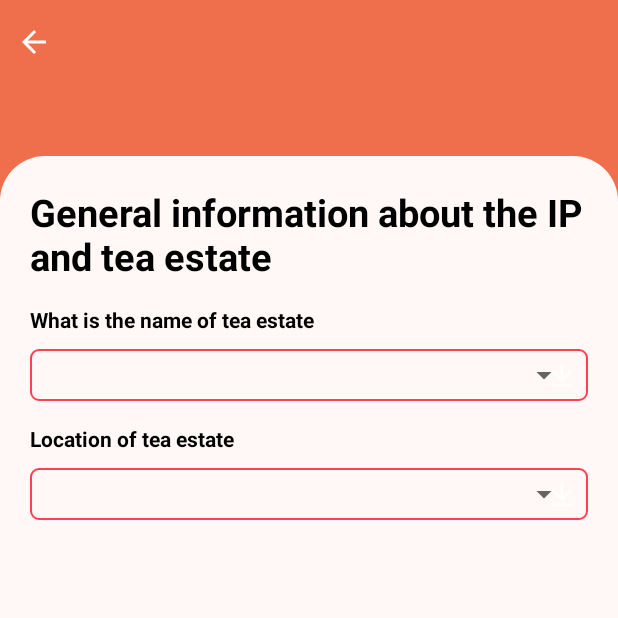
After one commit to ablyParasBhasin/MLDemoCode, an Android app: the SpinnerActivity screen opened directly, with no data from a screen before it, on a phone screen of 412 x 824 dp, the top half of it. The commit adds this screen. Run offline under Robolectric (Android 15) with nearby library versions, the phone set to English and light mode, and no system bars; our stand-ins replace data binding; network calls fail.

Commit message:
Local commit

```diff
--- a/app/src/main/java/com/app/recycler/ui/FormListingActivity.kt
+++ b/app/src/main/java/com/app/recycler/ui/FormListingActivity.kt
@@ -1,5 +1,6 @@
 package com.app.recycler.ui
 
+import android.content.Intent
 import android.os.Bundle
 import androidx.recyclerview.widget.LinearLayoutManager
 import com.app.recycler.R
@@ -81,7 +82,8 @@ class FormListingActivity : BaseActivity(), ResponseHandler, ListingItemClick {
     }
 
     override fun clickIten(pos: Int) {
-       showToast("Coming soon.... ")
+        startActivity(Intent(this@FormListingActivity, SpinnerActivity::class.java))
+       //showToast("Coming soon.... ")
     }
 
 }
--- /dev/null
+++ b/app/src/main/java/com/app/recycler/ui/SpinnerActivity.kt
@@ -0,0 +1,17 @@
+package com.app.recycler.ui
+
+import androidx.appcompat.app.AppCompatActivity
+import android.os.Bundle
+import com.app.recycler.R
+import kotlinx.android.synthetic.main.fragment_reporting_form2.*
+
+class SpinnerActivity : AppCompatActivity() {
+    override fun onCreate(savedInstanceState: Bundle?) {
+        super.onCreate(savedInstanceState)
+        setContentView(R.layout.activity_spinner)
+
+        ivBack.setOnClickListener {
+            onBackPressed()
+        }
+    }
+}
--- a/app/src/main/java/com/app/recycler/ui/signing/SigningActivity.kt
+++ b/app/src/main/java/com/app/recycler/ui/signing/SigningActivity.kt
@@ -29,8 +29,8 @@ class SigningActivity : BaseActivity(), ResponseHandler {
     override fun onCreate(savedInstanceState: Bundle?) {
         super.onCreate(savedInstanceState)
         setContentView(R.layout.activity_signing)
-    /*   edt_username.setText("digantgupta@nirwana.in")
-       edt_password.setText("12345678")*/
+       edt_username.setText("digantgupta@nirwana.in")
+       edt_password.setText("12345678")
        edt_username.addTextChangedListener(mWatcher);
        edt_password.addTextChangedListener(mWatcher);
 
--- /dev/null
+++ b/app/src/main/res/drawable/spinner_bg.xml
@@ -0,0 +1,7 @@
+<shape xmlns:android="http://schemas.android.com/apk/res/android">
+    <solid android:color="@android:color/transparent" />
+    <corners android:radius="5dp" />
+    <stroke
+        android:width="1dp"
+        android:color="@color/red" />
+</shape>
--- /dev/null
+++ b/app/src/main/res/layout/activity_spinner.xml
@@ -0,0 +1,234 @@
+<?xml version="1.0" encoding="utf-8"?>
+<layout xmlns:android="http://schemas.android.com/apk/res/android"
+    xmlns:app="http://schemas.android.com/apk/res-auto"
+    xmlns:tools="http://schemas.android.com/tools">
+
+    <androidx.constraintlayout.widget.ConstraintLayout
+        android:layout_width="match_parent"
+        android:layout_height="match_parent"
+        android:background="@color/colorAccent">
+
+        <androidx.constraintlayout.widget.ConstraintLayout
+            android:id="@+id/include"
+            android:layout_width="match_parent"
+            android:layout_height="?android:attr/actionBarSize"
+            android:background="@android:color/transparent"
+            android:padding="@dimen/margin_5dp"
+            app:layout_constraintEnd_toEndOf="parent"
+            app:layout_constraintHorizontal_bias="0.0"
+            app:layout_constraintStart_toStartOf="parent"
+            app:layout_constraintTop_toTopOf="parent">
+
+            <androidx.appcompat.widget.AppCompatImageView
+                android:id="@+id/ivBack"
+                android:layout_width="wrap_content"
+                android:layout_height="wrap_content"
+                android:layout_marginStart="@dimen/margin_5dp"
+                android:src="@drawable/ic_arrow_back_black_24dp"
+                android:tint="@color/white"
+                app:layout_constraintBottom_toBottomOf="parent"
+                app:layout_constraintStart_toStartOf="parent"
+                app:layout_constraintTop_toTopOf="parent" />
+
+
+        </androidx.constraintlayout.widget.ConstraintLayout>
+
+        <androidx.appcompat.widget.AppCompatTextView
+            android:id="@+id/walletBalance"
+            android:layout_width="0dp"
+            android:layout_height="wrap_content"
+            android:gravity="center"
+            android:text="@string/app_wallet_balance"
+            android:textColor="@color/white"
+            android:textSize="@dimen/margin_14dp"
+            android:visibility="gone"
+            app:layout_constraintEnd_toEndOf="parent"
+            app:layout_constraintStart_toStartOf="parent"
+            app:layout_constraintTop_toBottomOf="@+id/include" />
+
+
+        <androidx.appcompat.widget.AppCompatTextView
+            android:id="@+id/tvWtran_amount"
+            android:layout_width="0dp"
+            android:layout_height="wrap_content"
+            android:gravity="center"
+            android:text=""
+            android:textColor="@color/white"
+            android:textSize="@dimen/margin_22dp"
+            app:layout_constraintEnd_toEndOf="parent"
+            app:layout_constraintStart_toStartOf="parent"
+            app:layout_constraintTop_toBottomOf="@+id/walletBalance" />
+
+
+        <LinearLayout
+            android:id="@+id/llRoot"
+            android:layout_width="match_parent"
+            android:layout_height="0dp"
+            android:layout_marginTop="@dimen/margin_48dp"
+            android:background="@drawable/recycler_backgroundtopleft_round"
+            android:orientation="vertical"
+            app:layout_constraintBottom_toBottomOf="parent"
+            app:layout_constraintEnd_toEndOf="parent"
+            app:layout_constraintStart_toStartOf="parent"
+            app:layout_constraintTop_toBottomOf="@id/include">
+
+
+
+            <androidx.appcompat.widget.AppCompatTextView
+                android:layout_width="match_parent"
+                android:layout_height="wrap_content"
+                android:layout_marginStart="@dimen/margin_20dp"
+                android:layout_marginEnd="@dimen/margin_20dp"
+                android:text="General information about the IP and tea estate "
+                android:textColor="@android:color/black"
+                android:textSize="25sp"
+                android:layout_marginTop="@dimen/margin_20dp"
+                android:textStyle="bold" />
+
+
+            <androidx.appcompat.widget.AppCompatTextView
+                android:layout_width="match_parent"
+                android:layout_height="wrap_content"
+                android:layout_marginStart="@dimen/margin_20dp"
+                android:layout_marginEnd="@dimen/margin_20dp"
+                android:text="What is the name of tea estate"
+                android:textColor="@android:color/black"
+                android:textSize="@dimen/txt_14sp"
+                android:layout_marginTop="@dimen/margin_15dp"
+                android:textStyle="bold" />
+
+            <RelativeLayout
+                android:layout_width="match_parent"
+                android:layout_height="wrap_content"
+                android:layout_marginStart="@dimen/margin_20dp"
+                android:layout_marginEnd="@dimen/margin_20dp"
+               android:layout_marginTop="@dimen/margin_10dp"
+                android:padding="@dimen/margin_5dp"
+                android:background="@drawable/spinner_bg">
+
+                <Spinner
+                    android:id="@+id/spinner_name"
+                    android:layout_width="match_parent"
+                    android:layout_height="wrap_content"
+                    android:layout_centerVertical="true"
+                    android:layout_gravity="center"
+
+                    android:gravity="center"
+                    android:layout_marginLeft="5dp"
+                    android:spinnerMode="dropdown" />
+
+                <ImageView
+                    android:layout_width="wrap_content"
+                    android:layout_height="wrap_content"
+                    android:layout_alignParentRight="true"
+                    android:layout_centerVertical="true"
+                    android:layout_gravity="center"
+                    android:src="@drawable/ic_withdraw_down_arrow" />
+
+            </RelativeLayout>
+
+            <androidx.appcompat.widget.AppCompatTextView
+                android:layout_width="match_parent"
+                android:layout_height="wrap_content"
+                android:layout_marginStart="@dimen/margin_20dp"
+                android:layout_marginEnd="@dimen/margin_20dp"
+                android:text="Location of tea estate"
+                android:textColor="@android:color/black"
+                android:textSize="@dimen/txt_14sp"
+                android:layout_marginTop="@dimen/margin_15dp"
+                android:textStyle="bold" />
+
+            <RelativeLayout
+                android:layout_width="match_parent"
+                android:layout_height="wrap_content"
+                android:layout_marginStart="@dimen/margin_20dp"
+                android:layout_marginEnd="@dimen/margin_20dp"
+                android:layout_marginTop="@dimen/margin_10dp"
+                android:padding="@dimen/margin_5dp"
+                android:background="@drawable/spinner_bg">
+
+                <Spinner
+                    android:id="@+id/spinner_location"
+                    android:layout_width="match_parent"
+                    android:layout_height="wrap_content"
+                    android:layout_centerVertical="true"
+                    android:layout_gravity="center"
+
+                    android:gravity="center"
+                    android:layout_marginLeft="5dp"
+                    android:spinnerMode="dropdown" />
+
+                <ImageView
+                    android:layout_width="wrap_content"
+                    android:layout_height="wrap_content"
+                    android:layout_alignParentRight="true"
+                    android:layout_centerVertical="true"
+                    android:layout_gravity="center"
+                    android:src="@drawable/ic_withdraw_down_arrow" />
+
+            </RelativeLayout>
+
+           <!-- <RelativeLayout
+                android:id="@+id/llContent"
+                android:layout_width="match_parent"
+                android:layout_height="match_parent"
+android:layout_marginTop="@dimen/margin_50dp"
+                android:padding="@dimen/margin_10dp"
+                android:orientation="vertical">
+
+
+                <androidx.appcompat.widget.AppCompatSpinner
+                    android:id="@+id/spnr_name"
+                    android:layout_width="match_parent"
+                    android:layout_height="wrap_content"
+                    android:background="@drawable/spinner_bg"
+                    android:text="sfvadsfv" />
+
+
+                <androidx.appcompat.widget.AppCompatSpinner
+                    android:id="@+id/spnr_location"
+                    android:layout_width="match_parent"
+                    android:layout_height="wrap_content"
+                    android:layout_below="@+id/spnr_name"
+
+                    android:layout_marginTop="@dimen/margin_20dp"
+                    android:background="@drawable/spinner_bg"
+                    android:text="sfvadsfv" />
+
+
+                &lt;!&ndash;      <androidx.recyclerview.widget.RecyclerView
+                          android:id="@+id/recyclerview"
+                          android:layout_width="match_parent"
+                          android:layout_height="match_parent"
+                          android:layout_marginTop="@dimen/margin_10dp"
+                          tools:listitem="@layout/lay_single_item"
+                          android:visibility="visible"
+                          app:layoutManager="androidx.recyclerview.widget.GridLayoutManager" />
+
+
+                      &lt;!&ndash;
+                                      <androidx.appcompat.widget.AppCompatButton
+                                          android:id="@+id/btn_login"
+                                          android:layout_width="match_parent"
+                                          android:layout_height="@dimen/margin_60dp"
+                                          android:layout_gravity="bottom"
+                                          android:layout_margin="@dimen/margin_30dp"
+                                          android:background="@drawable/btn_enable_bg"
+                                          android:backgroundTint="@color/colorAccent"
+                                          android:drawableStart="@drawable/add_circle"
+                                          android:gravity="center"
+                                          android:text="@string/start_new_activity"
+                                          android:textAllCaps="false"
+                                          android:enabled="false"
+                                          android:textColor="@color/white"
+                                          android:textSize="@dimen/txt_20sp" />
+                      &ndash;&gt;&ndash;&gt;
+
+
+            </RelativeLayout>-->
+
+        </LinearLayout>
+
+    </androidx.constraintlayout.widget.ConstraintLayout>
+
+</layout>
```
Also changed, not shown: app/src/main/AndroidManifest.xml (+7 -9 lines).
